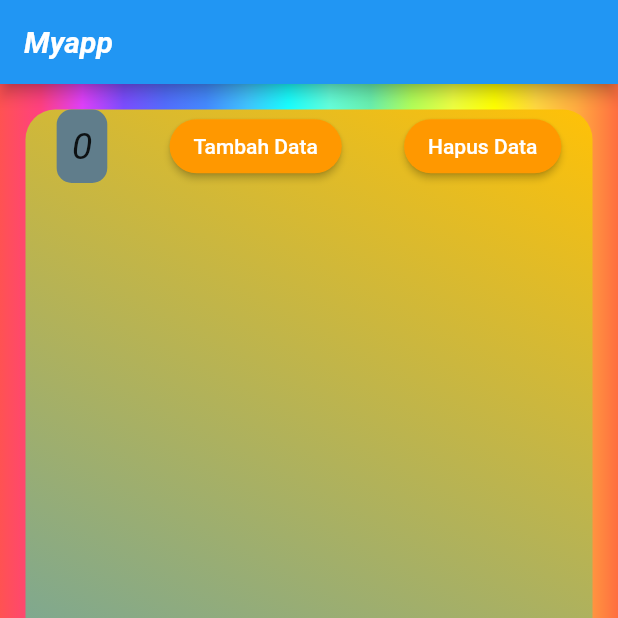
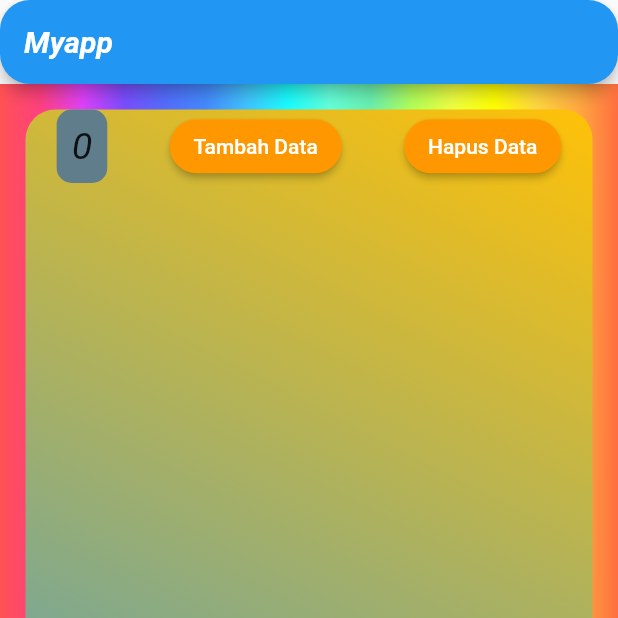
Before and after one commit to fiantyogalihp/try-flutter, a Flutter app: the screen it shows after launch, after a tap on "Tambah Data", after a tap on "Hapus Data", on a phone screen of 412 x 824 dp, the top half of it. Run offline on Flutter 3.47's test engine with Material 2 defaults, Android fonts, the phone set to English and light mode, and no system bars.

Commit message:
menambahkan fitur ListView

```diff
--- a/lib/main.dart
+++ b/lib/main.dart
@@ -10,19 +10,19 @@ class MyApp extends StatefulWidget {
 }
 
 class _MyAppState extends State<MyApp> {
-  int number = 0;
+  int _number = 0;
   int counter = 1;
   List<Widget> widgets = [];
-  //variable int number utuk menyimpan bilangan yg akan eribah ketika kita mengklik tombol
+  //variable int _number utuk menyimpan bilangan yg akan eribah ketika kita mengklik tombol
   void TombolTambah() {
     //jika function berisi lebih dari satu menggunakan '{}', jika function hanya satu lebih baik menggunakan '=>'.
     //'tekanTombol' adalah method yg harus dibuat agar Button berjalan dengan baik,
     setState(() {
       // setState(() {}); adalah perintah unruk merefresh tampilan stateful widget sesuai dengan kondsi yang ada saat itu juga
-      //number = number + 1; ini adalah kondisi
+      //_number +=1; ini adalah kondisi
       widgets.add(Text(
         'Data ke-' + counter.toString(),
-        style: TextStyle(
+        style: const TextStyle(
           fontWeight: FontWeight.w700,
           fontSize: 35,
           fontStyle: FontStyle.italic,
@@ -30,14 +30,14 @@ class _MyAppState extends State<MyApp> {
       ));
       counter++;
 
-      number.toString();
-      number++;
+      '$_number';
+      _number++;
     });
   }
 
   // void Ulang() {
   //   setState(() {
-  //     number = 0;
+  //     _number = 0;
   //   });
   // }
   //tidak menggunakan ini karena memakai Anonymous method
@@ -54,6 +54,8 @@ class _MyAppState extends State<MyApp> {
               fontWeight: FontWeight.w700,
             ),
           ),
+          shape:
+              RoundedRectangleBorder(borderRadius: BorderRadius.circular(20)),
         ),
         body: Center(
           child: Container(
@@ -83,15 +85,15 @@ class _MyAppState extends State<MyApp> {
                           color: Colors.blueGrey,
                         ),
                         child: Text(
-                          number.toString(),
+                          '$_number',
                           style: TextStyle(
                             fontSize: 25,
                             fontStyle: FontStyle.italic,
                           ),
                         ),
                       ),
-                      //disini var number berype data int. ketika ditampilkan harus dirubah ke dalam String
-                      //style text, pada parameter fontsize, type data fontsize dalah double, jadi yang tadinya number=int harus diubah ke number.toDouble
+                      //disini var _number berype data int. ketika ditampilkan harus dirubah ke dalam String
+                      //style text, pada parameter fontsize, type data fontsize dalah double, jadi yang tadinya _number=int harus diubah ke _number.toDouble
                       //summary, ketika memanggil variable harus menyesuaikan kondisi dan tempatnya dari type datanya tersebut
                       ElevatedButton(
                         //RaisedButton() adalah widget lama dari flutter
@@ -121,8 +123,8 @@ class _MyAppState extends State<MyApp> {
                           setState(() {
                             widgets.removeLast();
                             counter--;
-                            // number -= 1;
-                            number--;
+                            // _number -= 1;
+                            _number--;
                           });
                         },
                         //ini adalah anonymous method, method yang tidak memiliki nama
```
